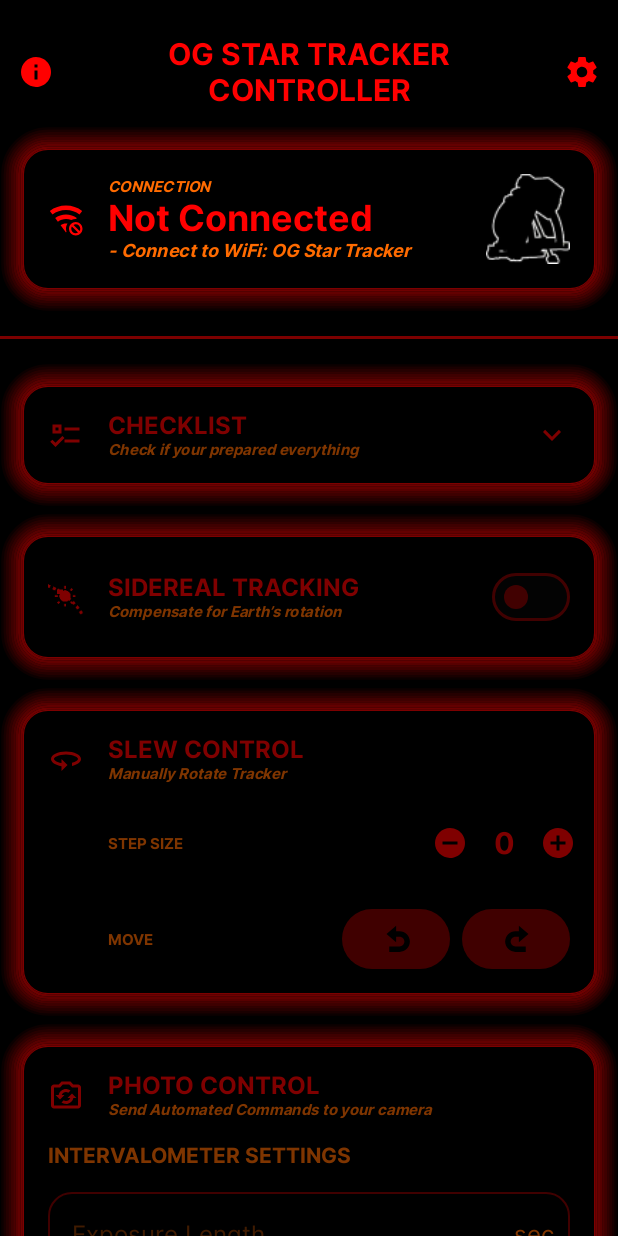
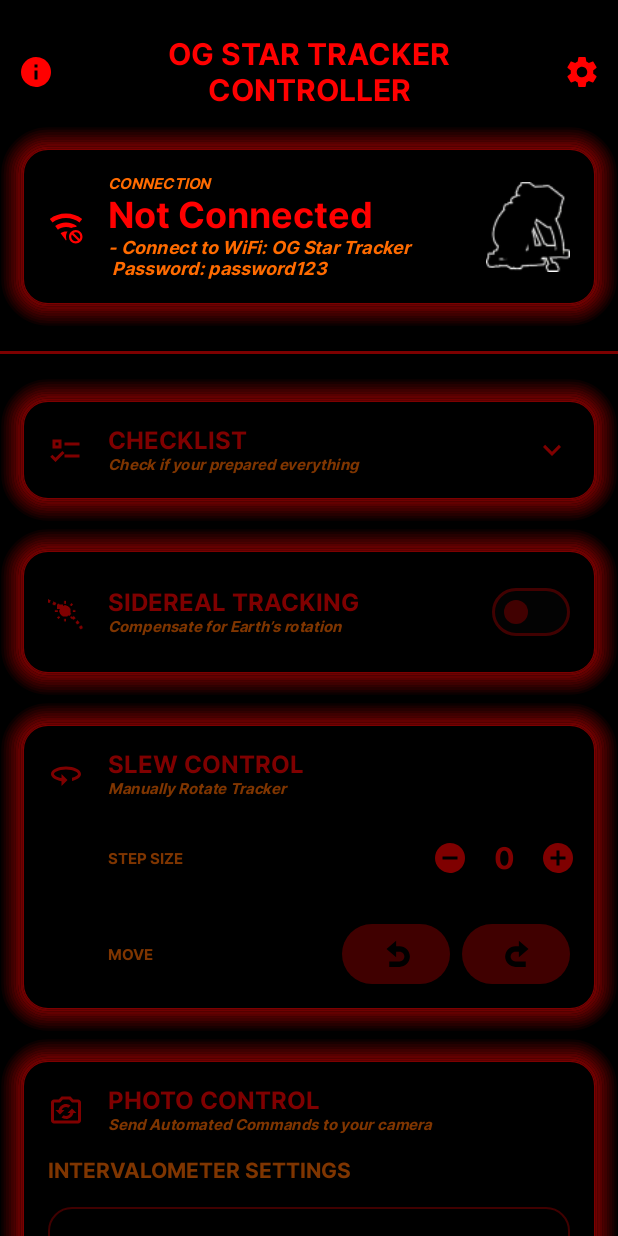
Before and after one commit to OndraGejdos/OG-star-tracker-App, an Android app built with Jetpack Compose: the DashboardScreen screen opened through its navigation route, on a phone screen of 412 x 824 dp. Run offline under Robolectric (Android 15) with nearby library versions, the phone set to English and light mode, and no system bars; our stand-ins replace Timber, accompanist; 1 statement that could not run was skipped.

Commit message:
add password to connection hint

```diff
--- a/app/src/main/res/values/strings.xml
+++ b/app/src/main/res/values/strings.xml
@@ -7,7 +7,7 @@
 	<string name="connection_title">Connection</string>
 	<string name="connection_connected">Connected</string>
 	<string name="connection_not_connected">Not Connected</string>
-	<string name="connection_hint">- Connect to WiFi: OG Star Tracker</string>
+	<string name="connection_hint">- Connect to WiFi: OG Star Tracker\n  Password: password123</string>
 	<string name="location_hint">- Enable Location</string>
 	<string name="photo_control_title">Photo Control</string>
 	<string name="photo_control_subtitle">Send Automated Commands to your camera</string>
```
Also changed, not shown: 2 other files.
